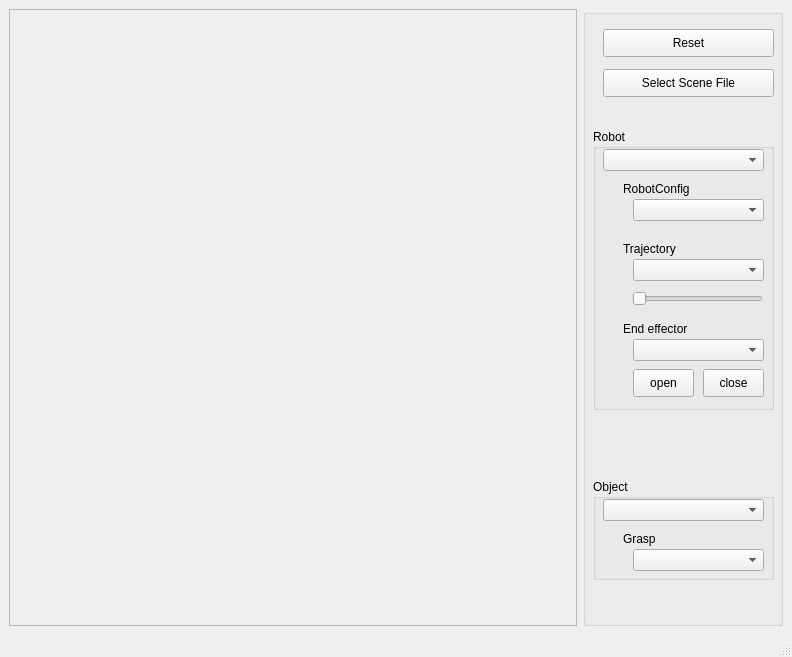
Above: VirtualRobot/examples/SceneViewer/SceneViewer.ui from softbankrobotics-research/Simox before the change. Below: the same form after it.
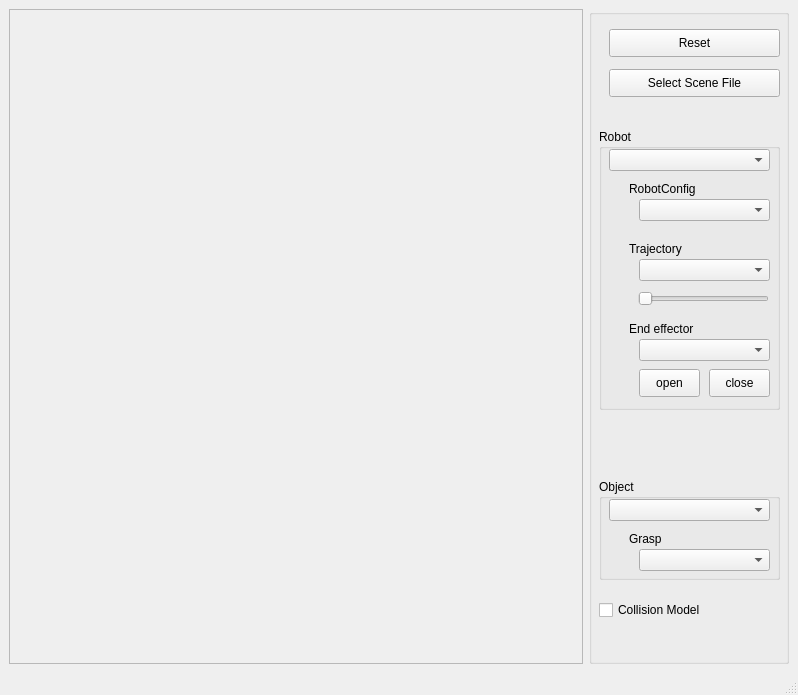
That is the form after the change.

Commit message: added col model support

Patch:
```diff
--- a/VirtualRobot/examples/SceneViewer/SceneViewer.ui
+++ b/VirtualRobot/examples/SceneViewer/SceneViewer.ui
@@ -6,8 +6,8 @@
    <rect>
     <x>0</x>
     <y>0</y>
-    <width>792</width>
-    <height>657</height>
+    <width>798</width>
+    <height>695</height>
    </rect>
   </property>
   <property name="windowTitle">
@@ -242,6 +242,19 @@
         </property>
        </widget>
       </widget>
+      <widget class="QCheckBox" name="checkBoxColModel">
+       <property name="geometry">
+        <rect>
+         <x>10</x>
+         <y>590</y>
+         <width>181</width>
+         <height>22</height>
+        </rect>
+       </property>
+       <property name="text">
+        <string>Collision Model</string>
+       </property>
+      </widget>
      </widget>
     </item>
    </layout>
```
Left out of the diff: 4 changed lines with no effect on the pictures. The commit also changes 2 other files.
